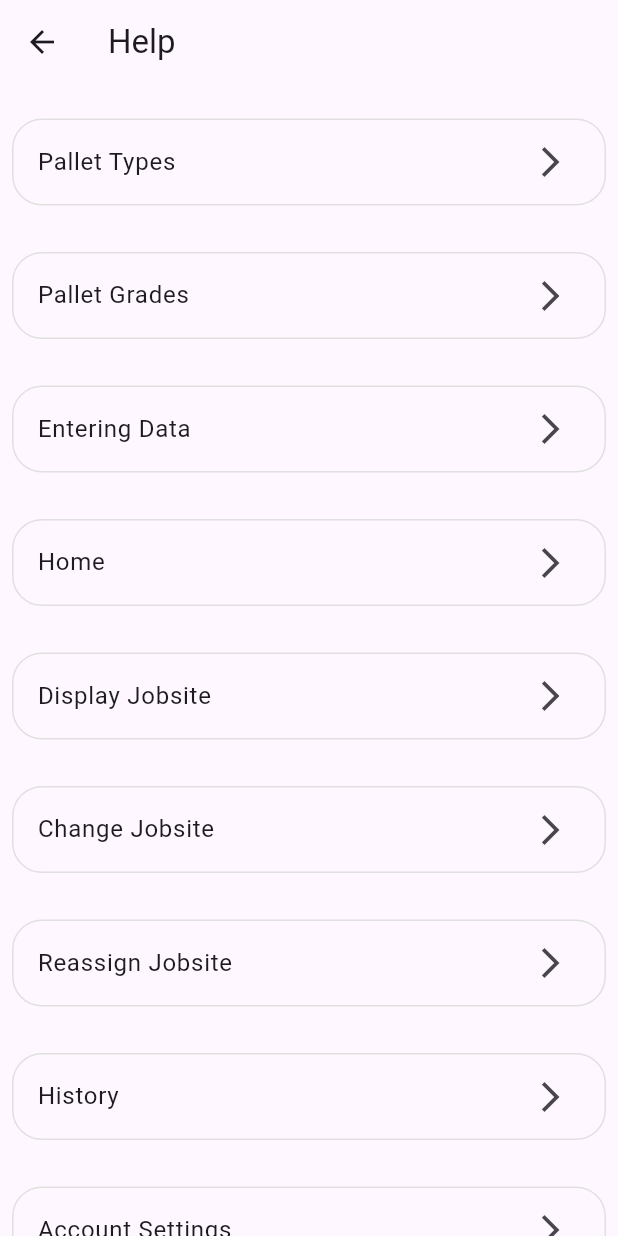
After one commit to Usamafiaz916/Pallet-Mobile-App-Rewamp, a Flutter app: the HelpScreen screen opened directly, on a phone screen of 412 x 824 dp. The commit adds this screen. Run offline on Flutter 3.47's test engine with Material 3 defaults, Android fonts, the light colour scheme and no system bars; our stand-ins replace flutter_advanced_drawer; missing offline and left inert: dart:ffi.

Commit message:
Update
Data Entry page added help page added components of help page added

```diff
--- /dev/null
+++ b/lib/constants/reusable_listTile.dart
@@ -0,0 +1,31 @@
+// ignore_for_file: file_names
+import 'package:flutter/material.dart';
+
+class CustomListTile extends StatelessWidget {
+  final String title;
+  final IconData trailingIcon;
+  final VoidCallback onTap;
+
+  const CustomListTile({
+    super.key,
+    required this.title,
+    this.trailingIcon = Icons.arrow_forward_ios,
+    required this.onTap,
+  });
+
+  @override
+  Widget build(BuildContext context) {
+    return Padding(
+      padding: const EdgeInsets.all(8.0),
+      child: ListTile(
+        title: Text(title),
+        trailing: Icon(trailingIcon),
+        onTap: onTap,
+        shape: RoundedRectangleBorder(
+          borderRadius: BorderRadius.circular(20),
+          side: BorderSide(color: Colors.grey.shade300, width: 1),
+        ),
+      ),
+    );
+  }
+}
--- a/lib/main.dart
+++ b/lib/main.dart
@@ -3,6 +3,7 @@ import 'package:prominent_pallet/screens/changejobsites.dart';
 
 void main() {
   runApp(const MaterialApp(
+    debugShowCheckedModeBanner: false,
     home: ChangeJobsites(),
   ));
 }
--- /dev/null
+++ b/lib/screens/help_screen.dart
@@ -0,0 +1,126 @@
+// ignore_for_file: prefer_const_constructors
+
+import 'package:flutter/material.dart';
+import 'package:prominent_pallet/components/account_settings.dart';
+import 'package:prominent_pallet/components/change_jobsite.dart';
+import 'package:prominent_pallet/components/display_jobsite.dart';
+import 'package:prominent_pallet/components/entering_data.dart';
+import 'package:prominent_pallet/components/history.dart';
+import 'package:prominent_pallet/components/home.dart';
+import 'package:prominent_pallet/components/pallet_grades.dart';
+import 'package:prominent_pallet/components/pallet_types.dart';
+import 'package:prominent_pallet/components/reassign_jobsite.dart';
+import 'package:prominent_pallet/components/reset_password.dart';
+import 'package:prominent_pallet/constants/reusable_listTile.dart';
+
+class HelpScreen extends StatefulWidget {
+  const HelpScreen({super.key});
+
+  @override
+  State<HelpScreen> createState() => _HelpScreenState();
+}
+
+class _HelpScreenState extends State<HelpScreen> {
+  @override
+  Widget build(BuildContext context) {
+    return Scaffold(
+      appBar: AppBar(
+        title: Text('Help'),
+      ),
+      body: SingleChildScrollView(
+        child: Column(
+          children: [
+            SizedBox(height: 15,),
+            CustomListTile(
+                title: 'Pallet Types',
+                onTap: () {
+                  Navigator.push(context,
+                      MaterialPageRoute(builder: (context) => PalletTypes()));
+                }),
+            SizedBox(
+              height: 15,
+            ),
+            CustomListTile(
+                title: 'Pallet Grades',
+                onTap: () {
+                  Navigator.push(context,
+                      MaterialPageRoute(builder: (context) => PalletGradesComponent()));
+                }),
+            SizedBox(
+              height: 15,
+            ),
+            CustomListTile(
+                title: 'Entering Data',
+                onTap: () {
+                  Navigator.push(context,
+                      MaterialPageRoute(builder: (context) => EnteringDataComponent()));
+                }),
+            SizedBox(
+              height: 15,
+            ),
+            CustomListTile(
+                title: 'Home',
+                onTap: () {
+                  Navigator.push(context,
+                      MaterialPageRoute(builder: (context) => HomeComponent()));
+                }),
+            SizedBox(
+              height: 15,
+            ),
+            CustomListTile(
+                title: 'Display Jobsite',
+                onTap: () {
+                  Navigator.push(context,
+                      MaterialPageRoute(builder: (context) => DisplayJobsiteComponent()));
+                }),
+            SizedBox(
+              height: 15,
+            ),
+            CustomListTile(
+                title: 'Change Jobsite',
+                onTap: () {
+                  Navigator.push(context,
+                      MaterialPageRoute(builder: (context) => ChangeJobsiteComponent()));
+                }),
+            SizedBox(
+              height: 15,
+            ),
+            CustomListTile(
+                title: 'Reassign Jobsite',
+                onTap: () {
+                  Navigator.push(context,
+                      MaterialPageRoute(builder: (context) => ReassignJobsiteComponent()));
+                }),
+            SizedBox(
+              height: 15,
+            ),
+            CustomListTile(
+                title: 'History',
+                onTap: () {
+                  Navigator.push(context,
+                      MaterialPageRoute(builder: (context) => HistoryComponent()));
+                }),
+            SizedBox(
+              height: 15,
+            ),
+            CustomListTile(
+                title: 'Account Settings',
+                onTap: () {
+                  Navigator.push(context,
+                      MaterialPageRoute(builder: (context) => AccountSettingsComponent()));
+                }),
+            SizedBox(
+              height: 15,
+            ),
+            CustomListTile(
+                title: 'Reset Password',
+                onTap: () {
+                  Navigator.push(context,
+                      MaterialPageRoute(builder: (context) => ResetPasswordComponent()));
+                }),
+          ],
+        ),
+      ),
+    );
+  }
+}
--- a/lib/services/Api.dart
+++ b/lib/services/Api.dart
@@ -1,3 +1,5 @@
+// ignore_for_file: file_names
+
 class APILinks{
   static String jobsite="https://boring-varahamihira.208-109-228-41.plesk.page/api/login";
 }
--- a/pubspec.yaml
+++ b/pubspec.yaml
@@ -40,6 +40,7 @@ dependencies:
   sidebarx: ^0.16.3
   http: ^1.2.1
   dio: ^5.4.1
+  syncfusion_flutter_datagrid: ^25.1.35
 
 dev_dependencies:
   flutter_test:
```
Also changed, not shown: lib/components/account_settings.dart (added, +15 -0 lines), lib/components/change_jobsite.dart (added, +15 -0 lines), lib/components/display_jobsite.dart (added, +15 -0 lines), lib/components/entering_data.dart (added, +15 -0 lines), lib/components/history.dart (added, +15 -0 lines), lib/components/home.dart (added, +15 -0 lines), lib/components/pallet_grades.dart (added, +15 -0 lines), lib/components/pallet_types.dart (added, +15 -0 lines), lib/components/reassign_jobsite.dart (added, +15 -0 lines), lib/components/reset_password.dart (added, +15 -0 lines), lib/screens/changejobsites.dart (+18 -6 lines), lib/screens/data_entry.dart (added, +123 -0 lines), pubspec.lock.
